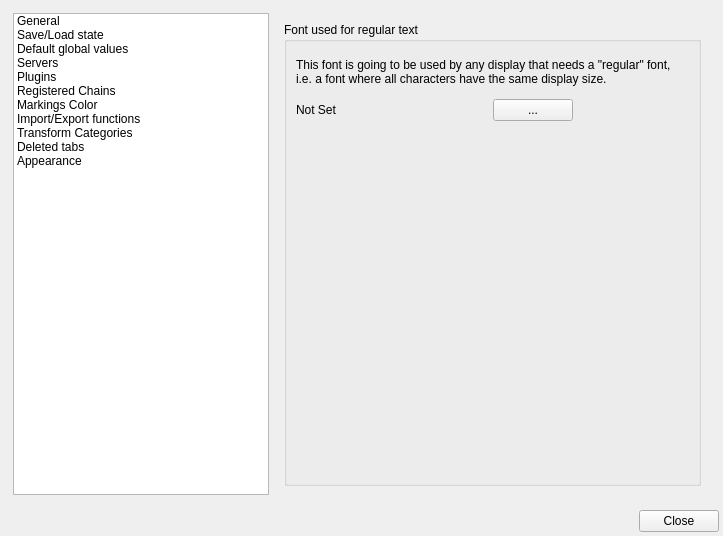
metrodango/pip3line, file gui/settingsdialog.ui: the form before one commit.
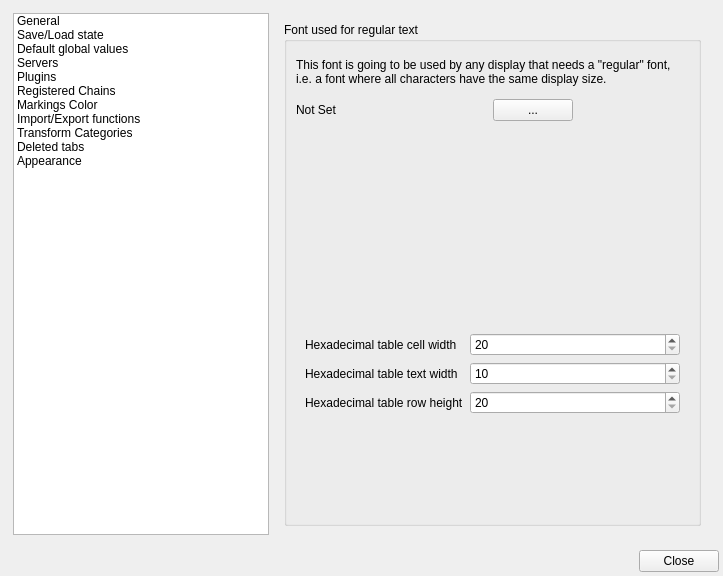
The form after the commit. The open tabs and pages were chosen to show the change. Icons and pictures are not drawn. Custom widgets are drawn as their Qt base class.

The edit to the form file:
```diff
--- a/gui/settingsdialog.ui
+++ b/gui/settingsdialog.ui
@@ -16,7 +16,7 @@
     <x>0</x>
     <y>0</y>
     <width>723</width>
-    <height>536</height>
+    <height>576</height>
    </rect>
   </property>
   <property name="windowTitle">
@@ -1299,6 +1299,60 @@
                <layout class="QVBoxLayout" name="verticalLayout_21"/>
               </widget>
              </item>
+             <item>
+              <widget class="QWidget" name="sizesFontWidget" native="true">
+               <layout class="QFormLayout" name="formLayout_6">
+                <property name="labelAlignment">
+                 <set>Qt::AlignLeading|Qt::AlignLeft|Qt::AlignVCenter</set>
+                </property>
+                <item row="0" column="0">
+                 <widget class="QLabel" name="hexadecimalTableWidthLabel">
+                  <property name="text">
+                   <string>Hexadecimal table cell width</string>
+                  </property>
+                 </widget>
+                </item>
+                <item row="0" column="1">
+                 <widget class="QSpinBox" name="hexadecimalTableWidthSpinBox">
+                  <property name="minimum">
+                   <number>20</number>
+                  </property>
+                 </widget>
+                </item>
+                <item row="1" column="1">
+                 <widget class="QSpinBox" name="hexadecimalTableTextWidthSpinBox">
+                  <property name="minimum">
+                   <number>10</number>
+                  </property>
+                  <property name="maximum">
+                   <number>200</number>
+                  </property>
+                 </widget>
+                </item>
+                <item row="1" column="0">
+                 <widget class="QLabel" name="hexadecimalTableTextWidthLabel">
+                  <property name="text">
+                   <string>Hexadecimal table text width</string>
+                  </property>
+                 </widget>
+                </item>
+                <item row="2" column="0">
+                 <widget class="QLabel" name="hexadecimalTableRowsHeightLabel">
+                  <property name="text">
+                   <string>Hexadecimal table row height</string>
+                  </property>
+                 </widget>
+                </item>
+                <item row="2" column="1">
+                 <widget class="QSpinBox" name="hexadecimalTableRowsHeightSpinBox">
+                  <property name="minimum">
+                   <number>20</number>
+                  </property>
+                 </widget>
+                </item>
+               </layout>
+              </widget>
+             </item>
             </layout>
            </widget>
           </item>
```
Left out of the diff: 2 changed lines with no effect on the pictures.
